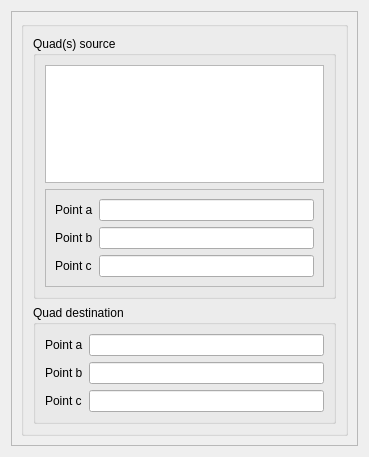
The window that src/HEXABLOCKGUI/ReplaceHexa_QTD.ui (SalomePlatform/hexablock) describes before a commit, drawn with Qt 5.
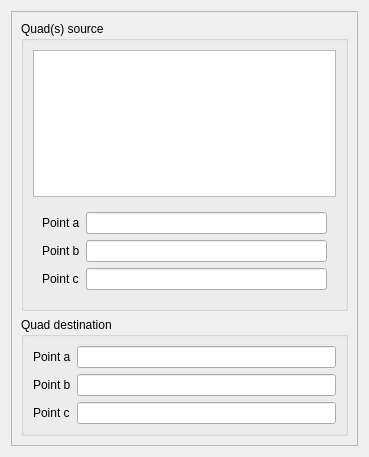
The same window after the commit.

What changed in the file:
```diff
--- a/src/HEXABLOCKGUI/ReplaceHexa_QTD.ui
+++ b/src/HEXABLOCKGUI/ReplaceHexa_QTD.ui
@@ -36,24 +36,6 @@
       </property>
       <layout class="QVBoxLayout" name="verticalLayout_4">
        <item>
-        <widget class="QGroupBox" name="groupBox">
-         <property name="sizePolicy">
-          <sizepolicy hsizetype="Preferred" vsizetype="Preferred">
-           <horstretch>0</horstretch>
-           <verstretch>0</verstretch>
-          </sizepolicy>
-         </property>
-         <property name="minimumSize">
-          <size>
-           <width>0</width>
-           <height>0</height>
-          </size>
-         </property>
-         <property name="title">
-          <string/>
-         </property>
-         <layout class="QVBoxLayout" name="verticalLayout_2">
-          <item>
            <widget class="QGroupBox" name="groupBox_5">
             <property name="sizePolicy">
              <sizepolicy hsizetype="Preferred" vsizetype="Preferred">
@@ -85,19 +67,13 @@
               </widget>
              </item>
              <item>
-              <widget class="QFrame" name="frame">
+           <widget class="QWidget" name="widget" native="true">
                <property name="sizePolicy">
                 <sizepolicy hsizetype="Preferred" vsizetype="Fixed">
                  <horstretch>0</horstretch>
                  <verstretch>0</verstretch>
                 </sizepolicy>
                </property>
-               <property name="frameShape">
-                <enum>QFrame::StyledPanel</enum>
-               </property>
-               <property name="frameShadow">
-                <enum>QFrame::Raised</enum>
-               </property>
                <layout class="QFormLayout" name="formLayout_2">
                 <item row="0" column="0">
                  <widget class="QLabel" name="label_4">
@@ -271,9 +247,6 @@
                <property name="readOnly">
                 <bool>false</bool>
                </property>
-              </widget>
-             </item>
-            </layout>
            </widget>
           </item>
          </layout>
```
Lines whose indentation alone changed are shown as unchanged.
